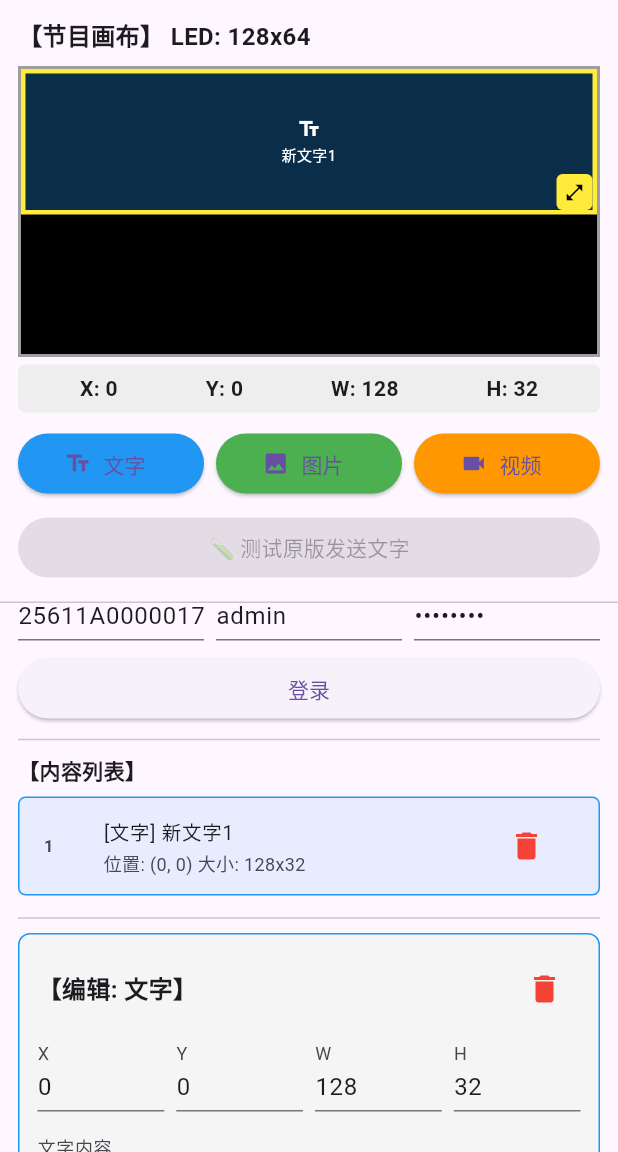
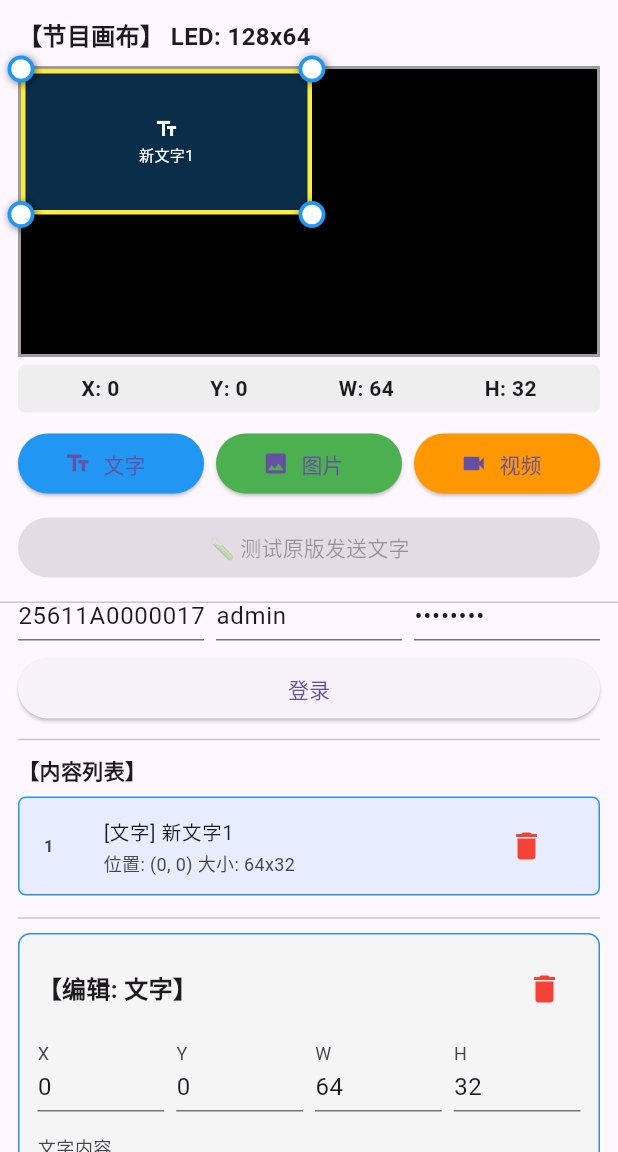
Before and after one commit to msh111222/nova_app, a Flutter app: the screen it shows after launch, scrolled down 35 dp, after a tap on "文字", on a phone screen of 412 x 824 dp, the part 84-1236 px from its top. Run offline on Flutter 3.47's test engine with Material 3 defaults, Android fonts, the phone set to English and light mode, and no system bars; our stand-ins replace file_picker.

Commit message:
多窗口丝滑版2

```diff
--- a/lib/main.dart
+++ b/lib/main.dart
@@ -195,7 +195,7 @@ class _NovaEditorScreenState extends State<NovaEditorScreen> {
         type: ContentType.text,
         x: 0,
         y: 0,
-        w: _ledWidth,
+        w: _ledWidth ~/ 2,
         h: _ledHeight ~/ 2,
         text: "新文字${_windows.length + 1}",
       );
@@ -366,13 +366,16 @@ class _NovaEditorScreenState extends State<NovaEditorScreen> {
     );
   }
 
+  void _onWindowUpdated() {
+    setState(() {});
+  }
+
   @override
   Widget build(BuildContext context) {
     return Scaffold(
       appBar: AppBar(title: const Text("NovaStar 节目编辑器")),
       body: Column(
         children: [
-          // 画布区域 - 不滚动
           Padding(
             padding: const EdgeInsets.all(12.0),
             child: Column(
@@ -392,7 +395,6 @@ class _NovaEditorScreenState extends State<NovaEditorScreen> {
             ),
           ),
           Divider(height: 1),
-          // 其他内容 - 可滚动
           Expanded(
             child: SingleChildScrollView(
               padding: const EdgeInsets.all(12.0),
@@ -517,8 +519,7 @@ class _NovaEditorScreenState extends State<NovaEditorScreen> {
   }
 
   Widget _buildLedCanvas() {
-    return RepaintBoundary(
-      child: LayoutBuilder(
+    return LayoutBuilder(
       builder: (context, constraints) {
         double maxCanvasWidth = constraints.maxWidth;
         double aspectRatio = _ledWidth / _ledHeight;
@@ -541,9 +542,9 @@ class _NovaEditorScreenState extends State<NovaEditorScreen> {
               border: Border.all(color: Colors.grey, width: 2),
             ),
             child: Stack(
+              clipBehavior: Clip.none,
               children: _windows.map((window) {
-                  return RepaintBoundary(
-                    child: _DraggableWindow(
+                return _DraggableWindow(
                   key: ValueKey(window.id),
                   window: window,
                   scale: scale,
@@ -557,17 +558,13 @@ class _NovaEditorScreenState extends State<NovaEditorScreen> {
                       _selectedWindowId = window.id;
                     });
                   },
-                      onDragEnd: () {
-                        setState(() {});
-                      },
-                    ),
+                  onUpdated: _onWindowUpdated,
                 );
               }).toList(),
             ),
           ),
         );
       },
-      ),
     );
   }
 
@@ -993,7 +990,8 @@ class _NovaEditorScreenState extends State<NovaEditorScreen> {
   }
 }
 
-// 独立的可拖拽窗口组件
+// ==================== 可拖拽窗口组件 ====================
+
 class _DraggableWindow extends StatefulWidget {
   final WindowItem window;
   final double scale;
@@ -1003,7 +1001,7 @@ class _DraggableWindow extends StatefulWidget {
   final int ledHeight;
   final bool isSelected;
   final VoidCallback onTap;
-  final VoidCallback onDragEnd;
+  final VoidCallback onUpdated;
 
   const _DraggableWindow({
     Key? key,
@@ -1015,7 +1013,7 @@ class _DraggableWindow extends StatefulWidget {
     required this.ledHeight,
     required this.isSelected,
     required this.onTap,
-    required this.onDragEnd,
+    required this.onUpdated,
   }) : super(key: key);
 
   @override
@@ -1027,7 +1025,6 @@ class _DraggableWindowState extends State<_DraggableWindow> {
   double _top = 0;
   double _width = 0;
   double _height = 0;
-  bool _isDragging = false;
 
   @override
   void initState() {
@@ -1038,7 +1035,11 @@ class _DraggableWindowState extends State<_DraggableWindow> {
   @override
   void didUpdateWidget(_DraggableWindow oldWidget) {
     super.didUpdateWidget(oldWidget);
-    if (!_isDragging) {
+    if (oldWidget.window.x != widget.window.x ||
+        oldWidget.window.y != widget.window.y ||
+        oldWidget.window.w != widget.window.w ||
+        oldWidget.window.h != widget.window.h ||
+        oldWidget.scale != widget.scale) {
       _syncFromWindow();
     }
   }
@@ -1051,6 +1052,14 @@ class _DraggableWindowState extends State<_DraggableWindow> {
   }
 
   void _syncToWindow() {
+    widget.window.w = (_width / widget.scale).round().clamp(
+      10,
+      widget.ledWidth,
+    );
+    widget.window.h = (_height / widget.scale).round().clamp(
+      10,
+      widget.ledHeight,
+    );
     widget.window.x = (_left / widget.scale).round().clamp(
       0,
       widget.ledWidth - widget.window.w,
@@ -1058,14 +1067,6 @@ class _DraggableWindowState extends State<_DraggableWindow> {
     widget.window.y = (_top / widget.scale).round().clamp(
       0,
       widget.ledHeight - widget.window.h,
-    );
-    widget.window.w = (_width / widget.scale).round().clamp(
-      10,
-      widget.ledWidth - widget.window.x,
-    );
-    widget.window.h = (_height / widget.scale).round().clamp(
-      10,
-      widget.ledHeight - widget.window.y,
     );
   }
 
@@ -1093,15 +1094,17 @@ class _DraggableWindowState extends State<_DraggableWindow> {
         break;
     }
 
-    return Positioned(
+    // 控制点放在外层 Stack，和窗口平级，优先响应触摸
+    return Stack(
+      clipBehavior: Clip.none,
+      children: [
+        // 1. 窗口主体
+        Positioned(
           left: _left,
           top: _top,
           child: GestureDetector(
             behavior: HitTestBehavior.opaque,
             onTap: widget.onTap,
-        onPanStart: (_) {
-          _isDragging = true;
-        },
             onPanUpdate: (details) {
               setState(() {
                 _left = (_left + details.delta.dx).clamp(
@@ -1112,12 +1115,11 @@ class _DraggableWindowState extends State<_DraggableWindow> {
                   0.0,
                   widget.canvasHeight - _height,
                 );
-            _syncToWindow();
               });
             },
             onPanEnd: (_) {
-          _isDragging = false;
-          widget.onDragEnd();
+              _syncToWindow();
+              widget.onUpdated();
             },
             child: Container(
               width: _width,
@@ -1129,11 +1131,9 @@ class _DraggableWindowState extends State<_DraggableWindow> {
                   width: widget.isSelected ? 3 : 2,
                 ),
               ),
-          child: Stack(
-            children: [
-              Center(
+              child: Center(
                 child: Column(
-                  mainAxisAlignment: MainAxisAlignment.center,
+                  mainAxisSize: MainAxisSize.min,
                   children: [
                     Icon(typeIcon, color: Colors.white, size: 16),
                     SizedBox(height: 2),
@@ -1148,48 +1148,138 @@ class _DraggableWindowState extends State<_DraggableWindow> {
                   ],
                 ),
               ),
-              if (widget.isSelected)
-                Positioned(
-                  right: 0,
-                  bottom: 0,
+            ),
+          ),
+        ),
+
+        // 2. 四个角的控制点（选中时显示，层级高于窗口）
+        if (widget.isSelected) ...[
+          _buildCornerHandle('topLeft'),
+          _buildCornerHandle('topRight'),
+          _buildCornerHandle('bottomLeft'),
+          _buildCornerHandle('bottomRight'),
+        ],
+      ],
+    );
+  }
+
+  Widget _buildCornerHandle(String corner) {
+    const double hitSize = 44;
+    const double visualSize = 18;
+
+    double posLeft, posTop;
+    switch (corner) {
+      case 'topLeft':
+        posLeft = _left - hitSize / 2;
+        posTop = _top - hitSize / 2;
+        break;
+      case 'topRight':
+        posLeft = _left + _width - hitSize / 2;
+        posTop = _top - hitSize / 2;
+        break;
+      case 'bottomLeft':
+        posLeft = _left - hitSize / 2;
+        posTop = _top + _height - hitSize / 2;
+        break;
+      case 'bottomRight':
+      default:
+        posLeft = _left + _width - hitSize / 2;
+        posTop = _top + _height - hitSize / 2;
+        break;
+    }
+
+    return Positioned(
+      left: posLeft,
+      top: posTop,
+      child: Listener(
+        behavior: HitTestBehavior.opaque,
+        onPointerDown: (_) {
+          widget.onTap();
+        },
         child: GestureDetector(
           behavior: HitTestBehavior.opaque,
-                    onPanStart: (_) {
-                      _isDragging = true;
-                    },
           onPanUpdate: (details) {
             setState(() {
-                        _width = (_width + details.delta.dx).clamp(
-                          10 * widget.scale,
+              final dx = details.delta.dx;
+              final dy = details.delta.dy;
+              final minSize = 10 * widget.scale;
+
+              switch (corner) {
+                case 'topLeft':
+                  final newLeft = (_left + dx).clamp(
+                    0.0,
+                    _left + _width - minSize,
+                  );
+                  final newTop = (_top + dy).clamp(
+                    0.0,
+                    _top + _height - minSize,
+                  );
+                  _width += _left - newLeft;
+                  _height += _top - newTop;
+                  _left = newLeft;
+                  _top = newTop;
+                  break;
+                case 'topRight':
+                  _width = (_width + dx).clamp(
+                    minSize,
                     widget.canvasWidth - _left,
                   );
-                        _height = (_height + details.delta.dy).clamp(
-                          10 * widget.scale,
+                  final newTop = (_top + dy).clamp(
+                    0.0,
+                    _top + _height - minSize,
+                  );
+                  _height += _top - newTop;
+                  _top = newTop;
+                  break;
+                case 'bottomLeft':
+                  final newLeft = (_left + dx).clamp(
+                    0.0,
+                    _left + _width - minSize,
+                  );
+                  _width += _left - newLeft;
+                  _left = newLeft;
+                  _height = (_height + dy).clamp(
+                    minSize,
                     widget.canvasHeight - _top,
                   );
-                        _syncToWindow();
+                  break;
+                case 'bottomRight':
+                  _width = (_width + dx).clamp(
+                    minSize,
+                    widget.canvasWidth - _left,
+                  );
+                  _height = (_height + dy).clamp(
+                    minSize,
+                    widget.canvasHeight - _top,
+                  );
+                  break;
+              }
             });
           },
           onPanEnd: (_) {
-                      _isDragging = false;
-                      widget.onDragEnd();
+            _syncToWindow();
+            widget.onUpdated();
           },
           child: Container(
-                      width: 24,
-                      height: 24,
+            width: hitSize,
+            height: hitSize,
+            alignment: Alignment.center,
+            child: Container(
+              width: visualSize,
+              height: visualSize,
               decoration: BoxDecoration(
-                        color: Colors.yellow,
-                        borderRadius: BorderRadius.circular(4),
+                color: Colors.white,
+                shape: BoxShape.circle,
+                border: Border.all(color: Colors.blue, width: 2.5),
+                boxShadow: [
+                  BoxShadow(
+                    color: Colors.black54,
+                    blurRadius: 4,
+                    offset: Offset(1, 1),
                   ),
-                      child: Icon(
-                        Icons.open_in_full,
-                        size: 14,
-                        color: Colors.black,
+                ],
               ),
             ),
-                  ),
-                ),
-            ],
           ),
         ),
       ),
```
Also changed, not shown: 1 other file. Lines whose indentation alone changed are shown as unchanged.
